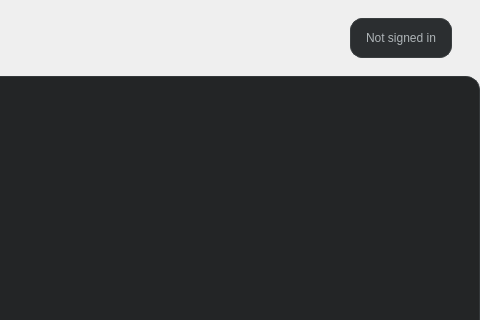
First picture: the form in gui/MainWindow.ui, repository MichaelAmiot/BudgetBites_CEN3031_SoftwareEngineeringTermProject, before the edit; both pictures show x 620 to 1100 and y 0 to 320 of the 1100 by 760 pixel window.
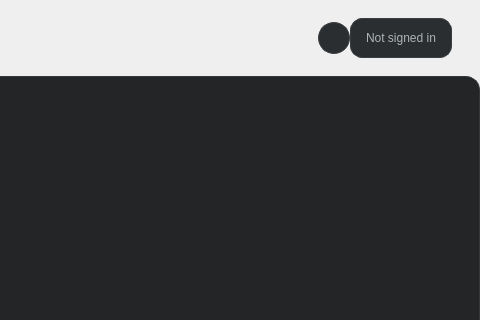
Second picture: the form after the edit.

Diff of the .ui file:
```diff
--- a/gui/MainWindow.ui
+++ b/gui/MainWindow.ui
@@ -80,6 +80,40 @@
        </spacer>
       </item>
       <item>
+       <!-- Small round preview of the signed in user's profile photo.
+            Filled in and swapped for the placeholder by
+            refreshProfileImagePreview in MainWindow.cpp. -->
+       <widget class="QLabel" name="headerAvatarLabel">
+        <property name="minimumSize">
+         <size>
+          <width>32</width>
+          <height>32</height>
+         </size>
+        </property>
+        <property name="maximumSize">
+         <size>
+          <width>32</width>
+          <height>32</height>
+         </size>
+        </property>
+        <property name="styleSheet">
+         <string notr="true">QLabel {
+    background-color: #2B2E30;
+    border: 1px solid #3A3E40;
+    border-radius: 16px;
+}</string>
+        </property>
+        <property name="alignment">
+         <set>Qt::AlignmentFlag::AlignCenter</set>
+        </property>
+        <property name="scaledContents">
+         <bool>false</bool>
+        </property>
+       </widget>
+      </item>
+      <item>
+       <!-- Text pill that reads "Not signed in" or "Signed in as ...".
+            Updated by updateSignedInState in MainWindow.cpp. -->
        <widget class="QLabel" name="signedInLabel">
         <property name="styleSheet">
          <string notr="true">QLabel {
```
Left out of the diff: 11 changed lines with no effect on the pictures.
